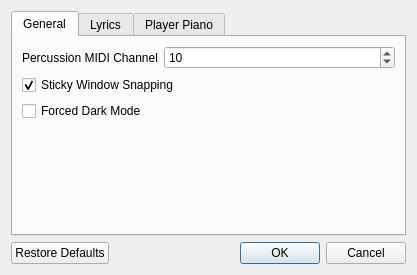
Before: the Qt Designer form prefsdialog.ui in pedrolcl/dmidiplayer, drawn with Qt 5.
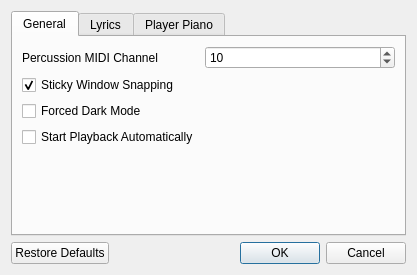
After: the same form once the commit is applied.

Commit message: Implemented AutoPlay option

Patch:
```diff
--- a/prefsdialog.ui
+++ b/prefsdialog.ui
@@ -64,7 +64,7 @@
          </property>
         </widget>
        </item>
-       <item row="3" column="0">
+       <item row="4" column="0">
         <spacer name="verticalSpacer_3">
          <property name="orientation">
           <enum>Qt::Vertical</enum>
@@ -77,6 +77,13 @@
          </property>
         </spacer>
        </item>
+       <item row="3" column="0">
+        <widget class="QCheckBox" name="chkAutoPlay">
+         <property name="text">
+          <string>Start Playback Automatically</string>
+         </property>
+        </widget>
+       </item>
       </layout>
      </widget>
      <widget class="QWidget" name="tabLyr">
```
The commit also changes 4 other files.
